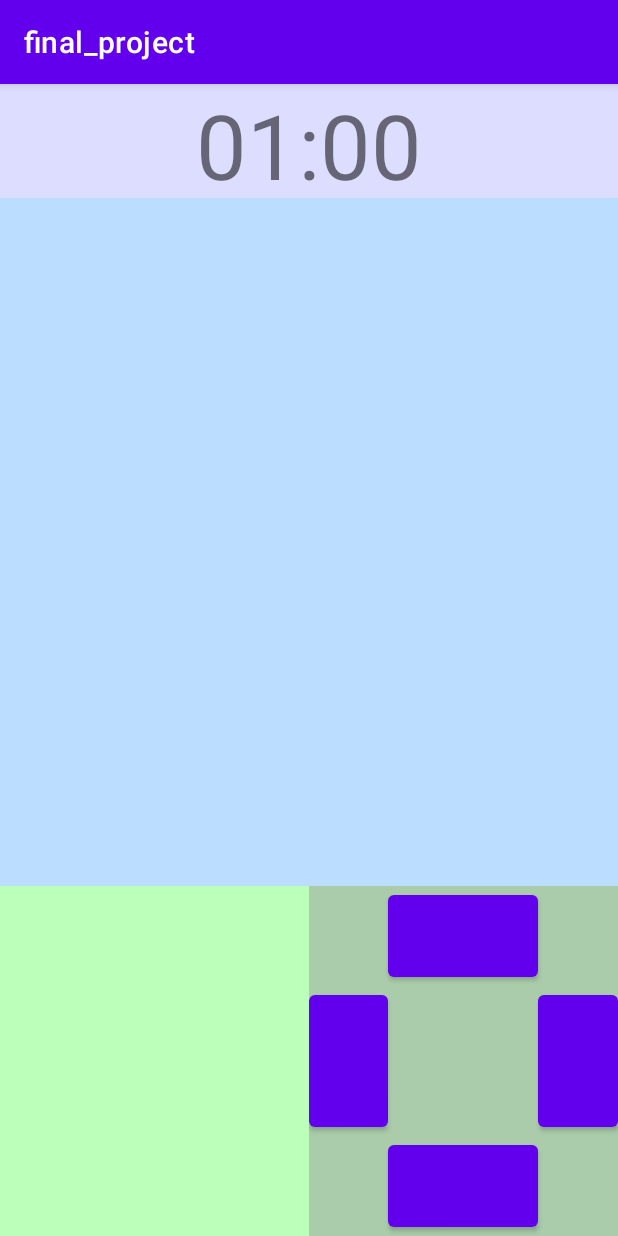
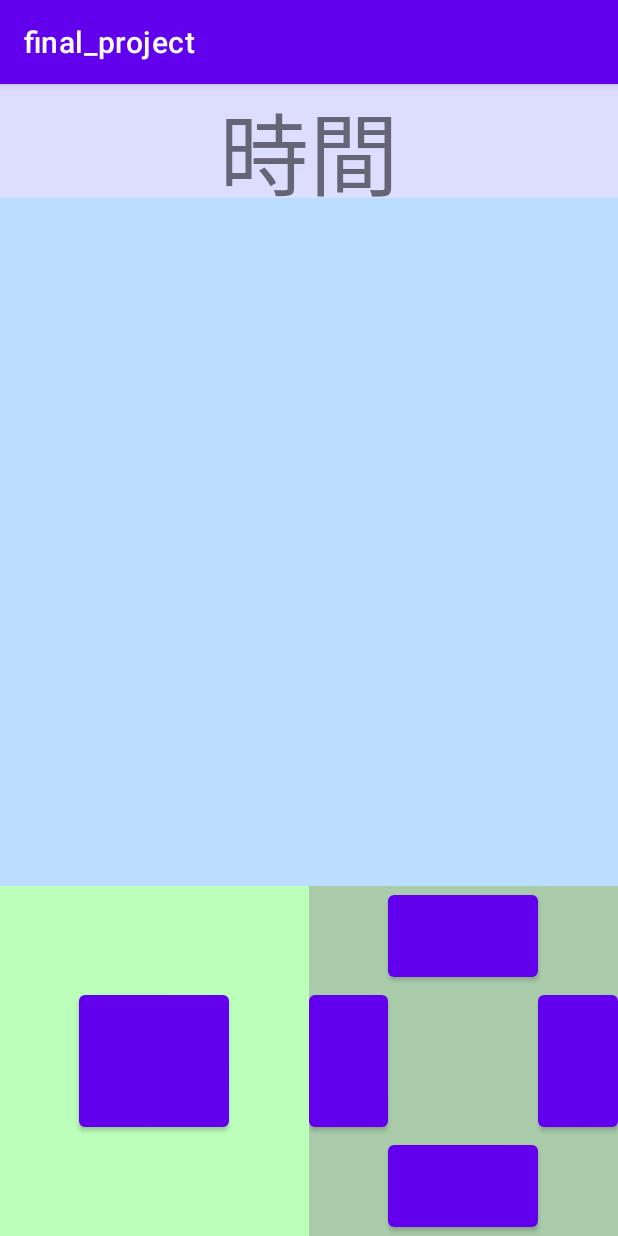
Before and after one commit to Octopus1031/app-project, an Android app: the screen it shows after launch (MainActivity), on a phone screen of 412 x 824 dp. Run offline under Robolectric (Android 15) with nearby library versions, the phone set to English and light mode, and no system bars.

Commit message:
timeCount by.tako

```diff
--- a/final_project/app/src/main/java/com/example/final_project/MainActivity.java
+++ b/final_project/app/src/main/java/com/example/final_project/MainActivity.java
@@ -3,12 +3,49 @@ package com.example.final_project;
 import androidx.appcompat.app.AppCompatActivity;
 
 import android.os.Bundle;
+import android.view.View;
+import android.widget.Button;
+import android.widget.TextView;
+
+import java.io.IOException;
+import java.util.Timer;
+import java.util.TimerTask;
 
 public class MainActivity extends AppCompatActivity {
-
+    TextView tvT;
+    Button btStart;
+//    Timer timer = new Timer();
+    int time = 5;
     @Override
     protected void onCreate(Bundle savedInstanceState) {
         super.onCreate(savedInstanceState);
         setContentView(R.layout.activity_main);
+
+        tvT = (TextView)findViewById(R.id.tvTime);
+        tvT.setText("時間");
+        btStart = findViewById(R.id.btStart);
+        btStart.setOnClickListener(new Button.OnClickListener(){
+            public void onClick(View v){
+                time = 6;
+                Timer timer = new Timer();
+                timer.schedule(new TimerTask() {
+                    @Override
+                    public void run() {
+                        runOnUiThread(new Runnable() {
+                            public void run() {
+                                time--;
+                                if(time<0){
+                                    timer.cancel();
+                                    tvT.setText("game over");
+                                }
+                                else{
+                                    tvT.setText("" + time);
+                                }
+                            }
+                        });
+                    }
+                },1000,1000);
+            }
+        });
     }
 }
--- a/final_project/app/src/main/res/layout/activity_main.xml
+++ b/final_project/app/src/main/res/layout/activity_main.xml
@@ -22,7 +22,7 @@
             android:layout_width='wrap_content'
             android:layout_height='wrap_content'
             android:layout_gravity="center"
-            android:text='01:00'
+            android:text='00'
             android:textSize='60dp' />
     </LinearLayout>
 
@@ -48,6 +48,11 @@
             android:layout_width="0dp"
             android:layout_height="match_parent"
             android:layout_weight='1'>
+            <Button
+                android:id="@+id/btStart"
+                android:layout_width="150px"
+                android:layout_height="150px"
+                android:layout_centerInParent="true"/>
 
         </RelativeLayout>
 
```
Also changed, not shown: 1 other file.
